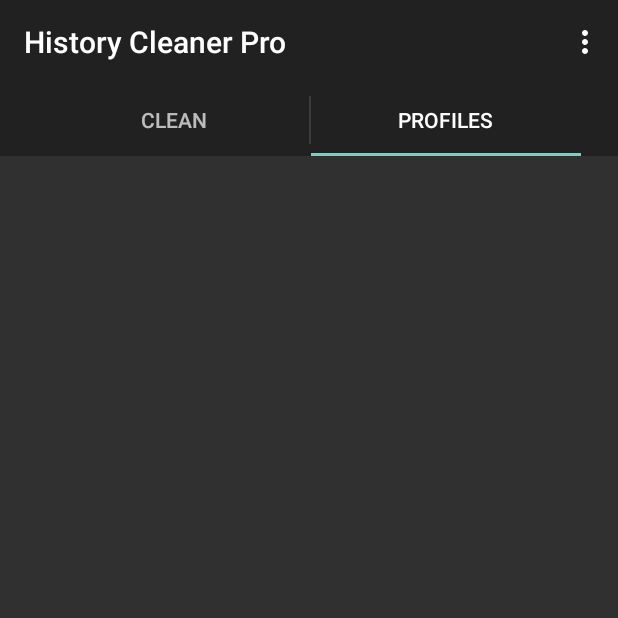
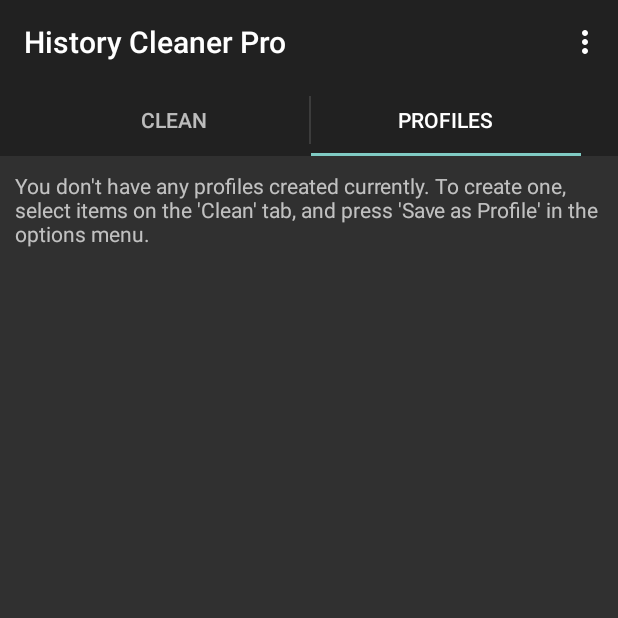
Before and after one commit to JohnNPhillips/HistoryCleanerPro, an Android app: the screen it shows after launch (MainActivity), tab 2 chosen, on a phone screen of 412 x 824 dp, the top half of it. Run offline under Robolectric (Android 15) with nearby library versions, the phone set to English and light mode, and no system bars; pictures from the network do not load.

Commit message:
Add instructional text on profiles tab when none exist

```diff
--- a/HistoryCleaner/app/src/main/java/com/ayros/historycleaner/ui/ProfileFragment.java
+++ b/HistoryCleaner/app/src/main/java/com/ayros/historycleaner/ui/ProfileFragment.java
@@ -13,6 +13,7 @@ import android.view.View.OnClickListener;
 import android.view.ViewGroup;
 import android.widget.Button;
 import android.widget.ListView;
+import android.widget.TextView;
 import android.widget.Toast;
 
 import com.ayros.historycleaner.ProfileAdapter;
@@ -141,14 +142,15 @@ public class ProfileFragment extends Fragment implements OnClickListener, OnProf
 
 	public void refreshProfileList()
 	{
-		ListView lv = (ListView)this.getView().findViewById(R.id.profile_list);
-
 		List<Profile> profList = ProfileList.getClonedList(false);
 
+		TextView noneInstructions = (TextView) this.getView().findViewById(R.id.profile_none_text);
+		noneInstructions.setVisibility(profList.isEmpty() ? View.VISIBLE : View.GONE);
+
+		ListView lv = (ListView) this.getView().findViewById(R.id.profile_list);
 		Profile[] profData = profList.toArray(new Profile[profList.size()]);
 
 		ProfileAdapter adapter = new ProfileAdapter(this.getActivity(), R.layout.profile_list_item, profData, this);
-
 		lv.setAdapter(adapter);
 	}
 
--- a/HistoryCleaner/app/src/main/res/layout/frag_profile.xml
+++ b/HistoryCleaner/app/src/main/res/layout/frag_profile.xml
@@ -3,6 +3,13 @@
     android:layout_width="match_parent"
     android:layout_height="match_parent"
     android:orientation="vertical" >
+
+    <TextView
+        android:text="@string/profile_none_text"
+        android:layout_width="match_parent"
+        android:layout_height="wrap_content"
+        android:padding="10dp"
+        android:id="@+id/profile_none_text"/>
 
     <ListView
         android:id="@+id/profile_list"
--- a/HistoryCleaner/app/src/main/res/values/strings.xml
+++ b/HistoryCleaner/app/src/main/res/values/strings.xml
@@ -18,6 +18,7 @@
     <!--  -->
     <string name="clean_clear_items">Clear Items</string>
     <!--  -->
+    <string name="profile_none_text">You don\'t have any profiles created currently. To create one, select items on the \'Clean\' tab, and press \'Save as Profile\' in the options menu.</string>
     <string name="profile_list_row_load">Load</string>
     <string name="profile_list_row_settings">Settings</string>
     <!--  -->
```
